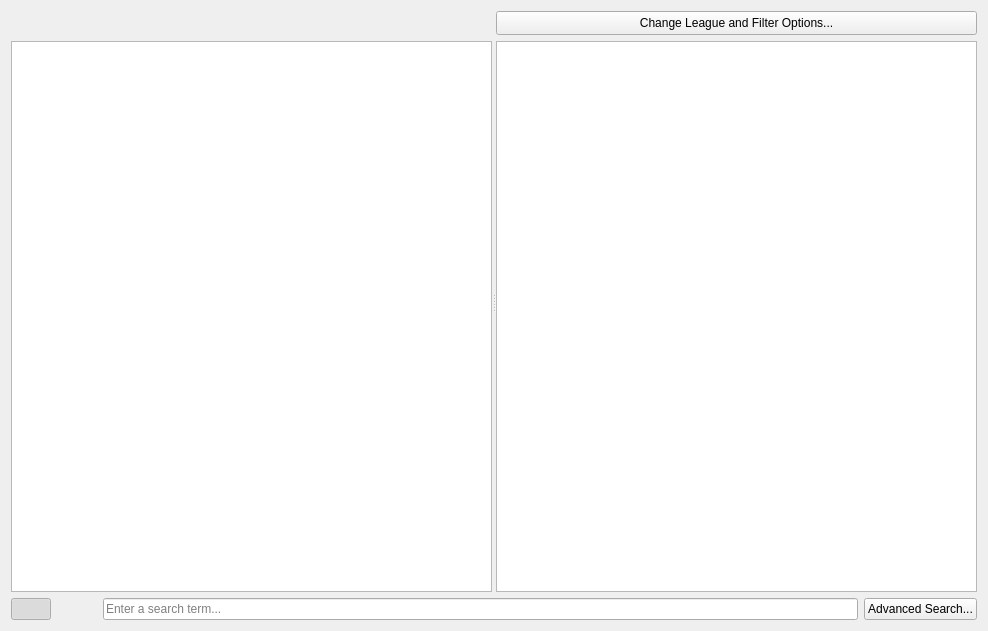
Qt form plugins/StashViewer/stashviewer.ui (Novynn/Adamant) before a commit.
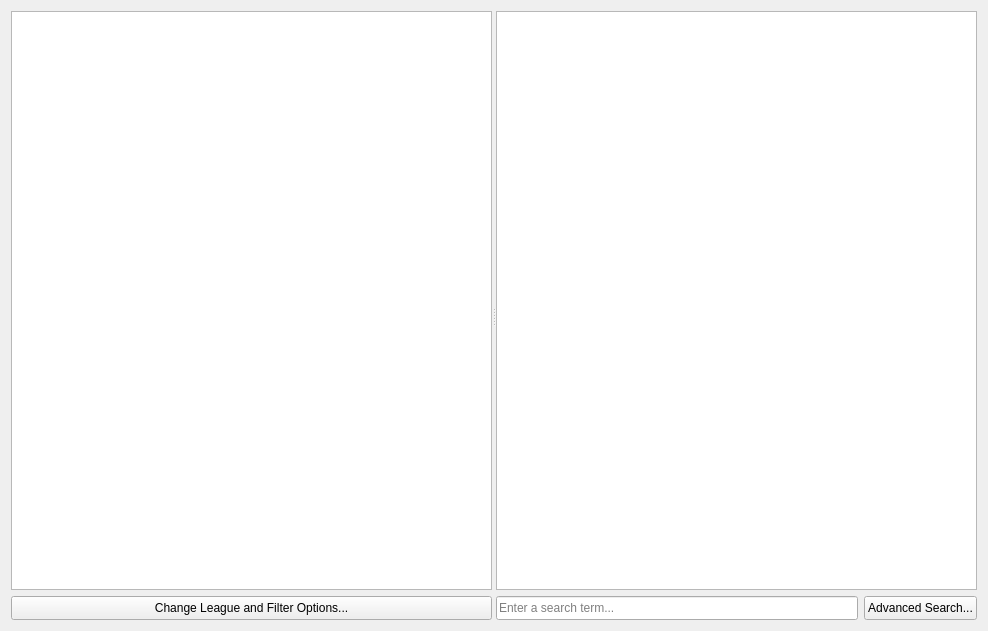
The same form after that commit. Icons and pictures are not drawn.

```diff
--- a/plugins/StashViewer/stashviewer.ui
+++ b/plugins/StashViewer/stashviewer.ui
@@ -38,10 +38,7 @@
         <verstretch>0</verstretch>
        </sizepolicy>
       </property>
-      <layout class="QVBoxLayout" name="mainLayout">
-       <property name="spacing">
-        <number>6</number>
-       </property>
+      <layout class="QVBoxLayout" name="verticalLayout">
        <property name="leftMargin">
         <number>0</number>
        </property>
@@ -54,194 +51,6 @@
        <property name="bottomMargin">
         <number>0</number>
        </property>
-       <item>
-        <widget class="QWidget" name="widget" native="true">
-         <property name="sizePolicy">
-          <sizepolicy hsizetype="Preferred" vsizetype="Fixed">
-           <horstretch>0</horstretch>
-           <verstretch>0</verstretch>
-          </sizepolicy>
-         </property>
-         <property name="minimumSize">
-          <size>
-           <width>0</width>
-           <height>24</height>
-          </size>
-         </property>
-         <property name="maximumSize">
-          <size>
-           <width>16777215</width>
-           <height>24</height>
-          </size>
-         </property>
-         <layout class="QHBoxLayout" name="horizontalLayout_2">
-          <property name="leftMargin">
-           <number>0</number>
-          </property>
-          <property name="topMargin">
-           <number>0</number>
-          </property>
-          <property name="rightMargin">
-           <number>0</number>
-          </property>
-          <property name="bottomMargin">
-           <number>0</number>
-          </property>
-          <item>
-           <widget class="QWidget" name="widget_2" native="true">
-            <property name="sizePolicy">
-             <sizepolicy hsizetype="Preferred" vsizetype="Expanding">
-              <horstretch>0</horstretch>
-              <verstretch>0</verstretch>
-             </sizepolicy>
-            </property>
-            <property name="minimumSize">
-             <size>
-              <width>0</width>
-              <height>0</height>
-             </size>
-            </property>
-            <layout class="QVBoxLayout" name="verticalLayout">
-             <property name="spacing">
-              <number>0</number>
-             </property>
-             <property name="leftMargin">
-              <number>0</number>
-             </property>
-             <property name="topMargin">
-              <number>0</number>
-             </property>
-             <property name="rightMargin">
-              <number>0</number>
-             </property>
-             <property name="bottomMargin">
-              <number>0</number>
-             </property>
-             <item>
-              <widget class="QLabel" name="selectionLabel">
-               <property name="sizePolicy">
-                <sizepolicy hsizetype="Preferred" vsizetype="Expanding">
-                 <horstretch>0</horstretch>
-                 <verstretch>0</verstretch>
-                </sizepolicy>
-               </property>
-               <property name="text">
-                <string/>
-               </property>
-              </widget>
-             </item>
-            </layout>
-           </widget>
-          </item>
-          <item>
-           <spacer name="horizontalSpacer">
-            <property name="orientation">
-             <enum>Qt::Horizontal</enum>
-            </property>
-            <property name="sizeHint" stdset="0">
-             <size>
-              <width>40</width>
-              <height>0</height>
-             </size>
-            </property>
-           </spacer>
-          </item>
-         </layout>
-        </widget>
-       </item>
-       <item>
-        <layout class="QHBoxLayout" name="horizontalLayout_3" stretch="2">
-         <property name="spacing">
-          <number>0</number>
-         </property>
-         <property name="bottomMargin">
-          <number>0</number>
-         </property>
-         <item>
-          <widget class="QGraphicsView" name="graphicsView"/>
-         </item>
-        </layout>
-       </item>
-      </layout>
-     </widget>
-     <widget class="QWidget" name="widget" native="true">
-      <property name="sizePolicy">
-       <sizepolicy hsizetype="Minimum" vsizetype="Preferred">
-        <horstretch>0</horstretch>
-        <verstretch>0</verstretch>
-       </sizepolicy>
-      </property>
-      <layout class="QVBoxLayout" name="verticalLayout_3">
-       <property name="spacing">
-        <number>6</number>
-       </property>
-       <property name="sizeConstraint">
-        <enum>QLayout::SetMinimumSize</enum>
-       </property>
-       <property name="leftMargin">
-        <number>0</number>
-       </property>
-       <property name="topMargin">
-        <number>0</number>
-       </property>
-       <property name="rightMargin">
-        <number>0</number>
-       </property>
-       <property name="bottomMargin">
-        <number>0</number>
-       </property>
-       <item>
-        <widget class="QWidget" name="widget_3" native="true">
-         <property name="sizePolicy">
-          <sizepolicy hsizetype="Preferred" vsizetype="Fixed">
-           <horstretch>0</horstretch>
-           <verstretch>0</verstretch>
-          </sizepolicy>
-         </property>
-         <property name="minimumSize">
-          <size>
-           <width>0</width>
-           <height>24</height>
-          </size>
-         </property>
-         <property name="maximumSize">
-          <size>
-           <width>16777215</width>
-           <height>24</height>
-          </size>
-         </property>
-         <layout class="QHBoxLayout" name="horizontalLayout_4">
-          <property name="leftMargin">
-           <number>0</number>
-          </property>
-          <property name="topMargin">
-           <number>0</number>
-          </property>
-          <property name="rightMargin">
-           <number>0</number>
-          </property>
-          <property name="bottomMargin">
-           <number>0</number>
-          </property>
-          <item>
-           <widget class="QPushButton" name="leagueButton">
-            <property name="sizePolicy">
-             <sizepolicy hsizetype="Minimum" vsizetype="Expanding">
-              <horstretch>0</horstretch>
-              <verstretch>0</verstretch>
-             </sizepolicy>
-            </property>
-            <property name="text">
-             <string>Change League and Filter Options...</string>
-            </property>
-            <property name="flat">
-             <bool>false</bool>
-            </property>
-           </widget>
-          </item>
-         </layout>
-        </widget>
-       </item>
        <item>
         <widget class="QListWidget" name="listWidget">
          <property name="editTriggers">
@@ -261,95 +70,161 @@
          </property>
         </widget>
        </item>
+       <item>
+        <widget class="QWidget" name="widget_3" native="true">
+         <property name="sizePolicy">
+          <sizepolicy hsizetype="Preferred" vsizetype="Fixed">
+           <horstretch>0</horstretch>
+           <verstretch>0</verstretch>
+          </sizepolicy>
+         </property>
+         <property name="minimumSize">
+          <size>
+           <width>0</width>
+           <height>24</height>
+          </size>
+         </property>
+         <property name="maximumSize">
+          <size>
+           <width>16777215</width>
+           <height>24</height>
+          </size>
+         </property>
+         <layout class="QHBoxLayout" name="horizontalLayout_4">
+          <property name="leftMargin">
+           <number>0</number>
+          </property>
+          <property name="topMargin">
+           <number>0</number>
+          </property>
+          <property name="rightMargin">
+           <number>0</number>
+          </property>
+          <property name="bottomMargin">
+           <number>0</number>
+          </property>
+          <item>
+           <widget class="QPushButton" name="leagueButton">
+            <property name="sizePolicy">
+             <sizepolicy hsizetype="Minimum" vsizetype="Preferred">
+              <horstretch>0</horstretch>
+              <verstretch>0</verstretch>
+             </sizepolicy>
+            </property>
+            <property name="text">
+             <string>Change League and Filter Options...</string>
+            </property>
+            <property name="flat">
+             <bool>false</bool>
+            </property>
+           </widget>
+          </item>
+         </layout>
+        </widget>
+       </item>
+      </layout>
+     </widget>
+     <widget class="QWidget" name="widget" native="true">
+      <property name="sizePolicy">
+       <sizepolicy hsizetype="Minimum" vsizetype="Preferred">
+        <horstretch>0</horstretch>
+        <verstretch>0</verstretch>
+       </sizepolicy>
+      </property>
+      <layout class="QVBoxLayout" name="verticalLayout_3">
+       <property name="leftMargin">
+        <number>0</number>
+       </property>
+       <property name="topMargin">
+        <number>0</number>
+       </property>
+       <property name="rightMargin">
+        <number>0</number>
+       </property>
+       <property name="bottomMargin">
+        <number>0</number>
+       </property>
+       <item>
+        <layout class="QVBoxLayout" name="verticalLayout_4" stretch="0,0">
+         <property name="spacing">
+          <number>6</number>
+         </property>
+         <property name="bottomMargin">
+          <number>0</number>
+         </property>
+         <item>
+          <widget class="QGraphicsView" name="graphicsView">
+           <property name="renderHints">
+            <set>QPainter::HighQualityAntialiasing|QPainter::SmoothPixmapTransform|QPainter::TextAntialiasing</set>
+           </property>
+           <property name="viewportUpdateMode">
+            <enum>QGraphicsView::BoundingRectViewportUpdate</enum>
+           </property>
+           <property name="rubberBandSelectionMode">
+            <enum>Qt::IntersectsItemBoundingRect</enum>
+           </property>
+          </widget>
+         </item>
+         <item>
+          <layout class="QHBoxLayout" name="horizontalLayout">
+           <property name="sizeConstraint">
+            <enum>QLayout::SetMinimumSize</enum>
+           </property>
+           <property name="leftMargin">
+            <number>0</number>
+           </property>
+           <property name="topMargin">
+            <number>0</number>
+           </property>
+           <item>
+            <widget class="QLineEdit" name="lineEdit">
+             <property name="sizePolicy">
+              <sizepolicy hsizetype="Expanding" vsizetype="Preferred">
+               <horstretch>0</horstretch>
+               <verstretch>0</verstretch>
+              </sizepolicy>
+             </property>
+             <property name="placeholderText">
+              <string>Enter a search term...</string>
+             </property>
+             <property name="clearButtonEnabled">
+              <bool>true</bool>
+             </property>
+            </widget>
+           </item>
+           <item>
+            <widget class="QPushButton" name="pushButton">
+             <property name="sizePolicy">
+              <sizepolicy hsizetype="Minimum" vsizetype="Preferred">
+               <horstretch>0</horstretch>
+               <verstretch>0</verstretch>
+              </sizepolicy>
+             </property>
+             <property name="minimumSize">
+              <size>
+               <width>0</width>
+               <height>24</height>
+              </size>
+             </property>
+             <property name="text">
+              <string>Advanced Search...</string>
+             </property>
+             <property name="iconSize">
+              <size>
+               <width>16</width>
+               <height>16</height>
+              </size>
+             </property>
+            </widget>
+           </item>
+          </layout>
+         </item>
+        </layout>
+       </item>
       </layout>
      </widget>
     </widget>
    </item>
-   <item>
-    <layout class="QHBoxLayout" name="horizontalLayout">
-     <property name="sizeConstraint">
-      <enum>QLayout::SetMinimumSize</enum>
-     </property>
-     <property name="leftMargin">
-      <number>0</number>
-     </property>
-     <property name="topMargin">
-      <number>0</number>
-     </property>
-     <item>
-      <widget class="QPushButton" name="pushButton_3">
-       <property name="sizePolicy">
-        <sizepolicy hsizetype="Minimum" vsizetype="Fixed">
-         <horstretch>0</horstretch>
-         <verstretch>0</verstretch>
-        </sizepolicy>
-       </property>
-       <property name="text">
-        <string/>
-       </property>
-       <property name="icon">
-        <iconset resource="../../core/ui/res.qrc">
-         <normaloff>:/icons/dark/stack.png</normaloff>:/icons/dark/stack.png</iconset>
-       </property>
-       <property name="checkable">
-        <bool>true</bool>
-       </property>
-       <property name="checked">
-        <bool>true</bool>
-       </property>
-       <property name="flat">
-        <bool>true</bool>
-       </property>
-      </widget>
-     </item>
-     <item>
-      <widget class="QPushButton" name="pushButton_4">
-       <property name="enabled">
-        <bool>false</bool>
-       </property>
-       <property name="sizePolicy">
-        <sizepolicy hsizetype="Minimum" vsizetype="Fixed">
-         <horstretch>0</horstretch>
-         <verstretch>0</verstretch>
-        </sizepolicy>
-       </property>
-       <property name="text">
-        <string/>
-       </property>
-       <property name="icon">
-        <iconset resource="../../core/ui/res.qrc">
-         <normaloff>:/icons/dark/tree.png</normaloff>:/icons/dark/tree.png</iconset>
-       </property>
-       <property name="flat">
-        <bool>true</bool>
-       </property>
-      </widget>
-     </item>
-     <item>
-      <widget class="QLineEdit" name="lineEdit">
-       <property name="placeholderText">
-        <string>Enter a search term...</string>
-       </property>
-       <property name="clearButtonEnabled">
-        <bool>true</bool>
-       </property>
-      </widget>
-     </item>
-     <item>
-      <widget class="QPushButton" name="pushButton">
-       <property name="text">
-        <string>Advanced Search...</string>
-       </property>
-       <property name="iconSize">
-        <size>
-         <width>16</width>
-         <height>16</height>
-        </size>
-       </property>
-      </widget>
-     </item>
-    </layout>
-   </item>
   </layout>
  </widget>
  <resources>
```
